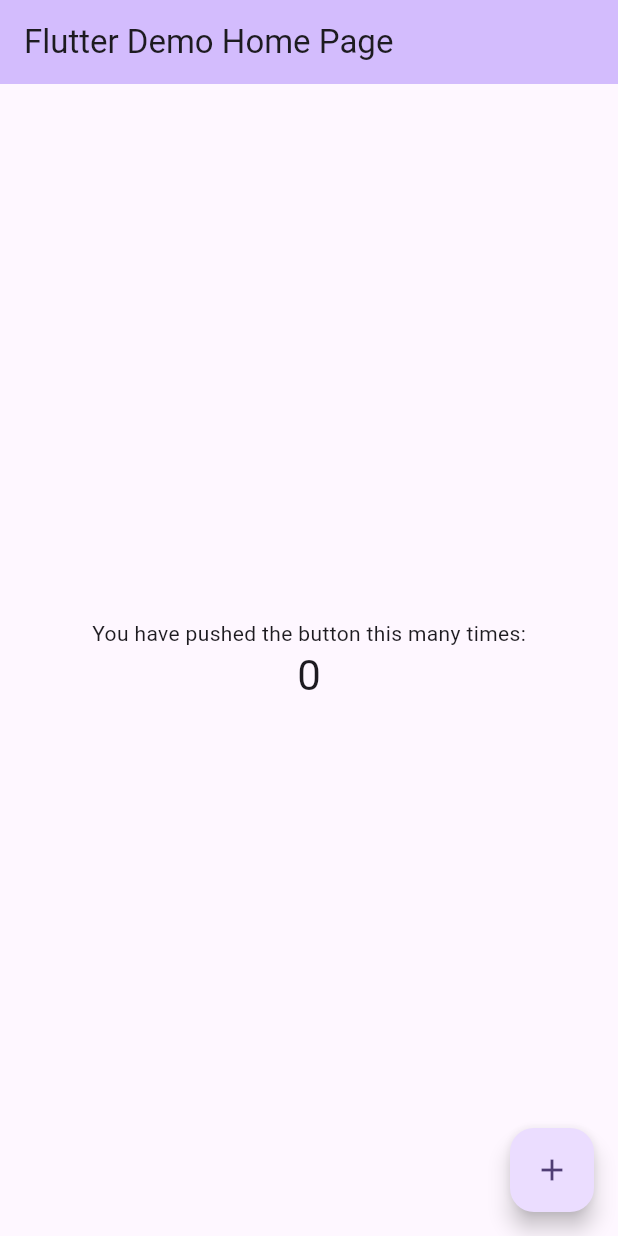
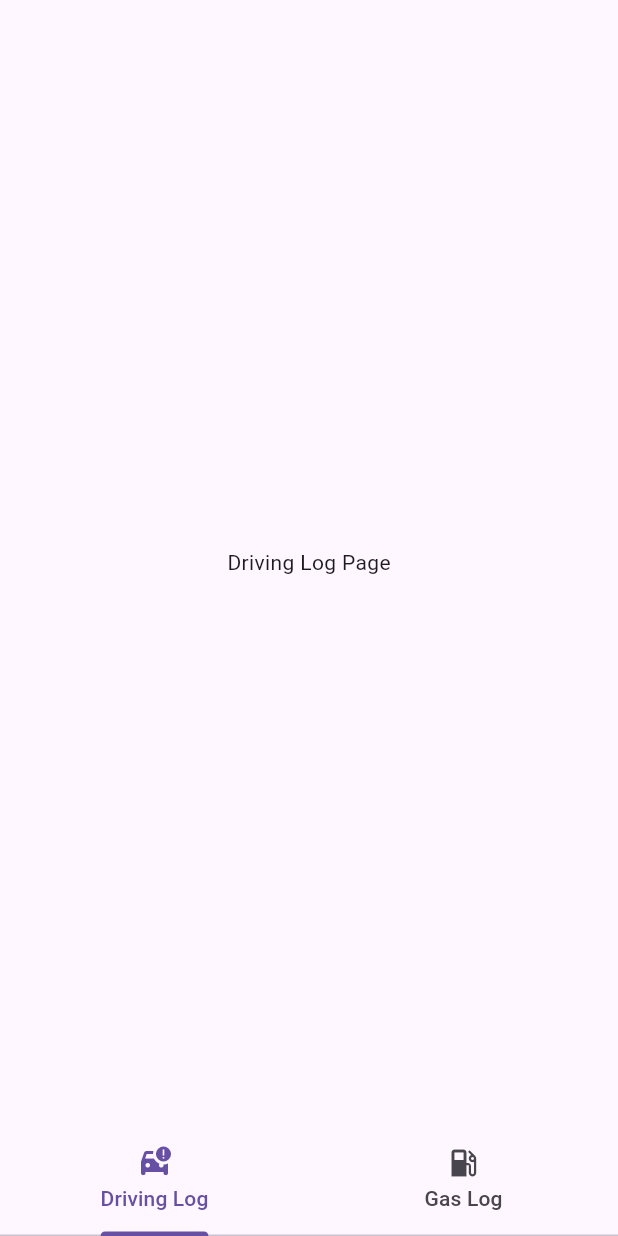
Before and after one commit to Eco-Gaming/DrivingBuddy, a Flutter app: the screen it shows after launch, on a phone screen of 412 x 824 dp. Run offline on Flutter 3.47's test engine with Material 3 defaults, Android fonts, the phone set to English and light mode, and no system bars; drawn by our look-alikes of dynamic_color; our stand-ins replace csv, drift, permission_handler, shared_preferences, sqlite3_flutter_libs; missing offline and left inert: sqlite3; accounts and stored records are empty; generated files the repository leaves out were written again; Roboto replaces fonts that are missing (Manrope).

```diff
--- /dev/null
+++ b/lib/driving_log_page.dart
@@ -0,0 +1,13 @@
+import 'package:flutter/material.dart';
+
+class DrivingLogPage extends StatelessWidget {
+  const DrivingLogPage({super.key});
+
+  @override
+  Widget build(BuildContext context) {
+
+    return const Center(
+        child: Text('Driving Log Page')
+    );
+  }
+}
--- a/lib/main.dart
+++ b/lib/main.dart
@@ -1,125 +1,95 @@
+import 'package:driving_buddy/driving_log_page.dart';
+import 'package:driving_buddy/gas_log_page.dart';
+import 'package:dynamic_color/dynamic_color.dart';
+import 'package:driving_buddy/database.dart';
+import 'package:driving_buddy/settings_state.dart';
 import 'package:flutter/material.dart';
+import 'package:flutter/services.dart';
+import 'package:provider/provider.dart';
 
-void main() {
-  runApp(const MyApp());
+late AppDatabase db;
+late MethodChannel android;
+
+Future<void> main() async {
+  WidgetsFlutterBinding.ensureInitialized();
+  db = AppDatabase();
+  android = const MethodChannel("me.eco_gaming.driving_buddy/android");
+
+  final settingsState = SettingsState();
+  await settingsState.init();
+
+  runApp(appProviders(settingsState));
 }
 
-class MyApp extends StatelessWidget {
-  const MyApp({super.key});
+Widget appProviders(SettingsState settingsState) => MultiProvider(
+  providers: [
+    ChangeNotifierProvider(create: (context) => settingsState),
+  ],
+  child: const App(),
+);
 
-  // This widget is the root of your application.
+class App extends StatelessWidget {
+  const App({super.key});
+
   @override
   Widget build(BuildContext context) {
-    return MaterialApp(
-      title: 'Flutter Demo',
-      theme: ThemeData(
-        // This is the theme of your application.
-        //
-        // TRY THIS: Try running your application with "flutter run". You'll see
-        // the application has a purple toolbar. Then, without quitting the app,
-        // try changing the seedColor in the colorScheme below to Colors.green
-        // and then invoke "hot reload" (save your changes or press the "hot
-        // reload" button in a Flutter-supported IDE, or press "r" if you used
-        // the command line to start the app).
-        //
-        // Notice that the counter didn't reset back to zero; the application
-        // state is not lost during the reload. To reset the state, use hot
-        // restart instead.
-        //
-        // This works for code too, not just values: Most code changes can be
-        // tested with just a hot reload.
-        colorScheme: ColorScheme.fromSeed(seedColor: Colors.deepPurple),
-        useMaterial3: true,
+    final settings = context.watch<SettingsState>();
+
+    final defaultTheme = ColorScheme.fromSeed(seedColor: Colors.deepPurple);
+    final defaultDark = ColorScheme.fromSeed(
+        seedColor: Colors.deepPurple, brightness: Brightness.dark);
+
+    return DynamicColorBuilder(
+      builder: (lightDynamic, darkDynamic) => MaterialApp(
+        title: 'DrivingBuddy',
+        theme: ThemeData(
+          colorScheme: settings.systemColors ? lightDynamic : defaultTheme,
+          fontFamily: 'Manrope',
+          useMaterial3: true,
+        ),
+        darkTheme: ThemeData(
+          colorScheme: settings.systemColors ? darkDynamic : defaultDark,
+          fontFamily: 'Manrope',
+          useMaterial3: true,
+        ),
+        themeMode: settings.themeMode,
+        home: const HomePage(),
       ),
-      home: const MyHomePage(title: 'Flutter Demo Home Page'),
     );
   }
 }
 
-class MyHomePage extends StatefulWidget {
-  const MyHomePage({super.key, required this.title});
-
-  // This widget is the home page of your application. It is stateful, meaning
-  // that it has a State object (defined below) that contains fields that affect
-  // how it looks.
-
-  // This class is the configuration for the state. It holds the values (in this
-  // case the title) provided by the parent (in this case the App widget) and
-  // used by the build method of the State. Fields in a Widget subclass are
-  // always marked "final".
-
-  final String title;
-
-  @override
-  State<MyHomePage> createState() => _MyHomePageState();
-}
-
-class _MyHomePageState extends State<MyHomePage> {
-  int _counter = 0;
-
-  void _incrementCounter() {
-    setState(() {
-      // This call to setState tells the Flutter framework that something has
-      // changed in this State, which causes it to rerun the build method below
-      // so that the display can reflect the updated values. If we changed
-      // _counter without calling setState(), then the build method would not be
-      // called again, and so nothing would appear to happen.
-      _counter++;
-    });
-  }
+class HomePage extends StatelessWidget {
+  const HomePage({super.key});
 
   @override
   Widget build(BuildContext context) {
-    // This method is rerun every time setState is called, for instance as done
-    // by the _incrementCounter method above.
-    //
-    // The Flutter framework has been optimized to make rerunning build methods
-    // fast, so that you can just rebuild anything that needs updating rather
-    // than having to individually change instances of widgets.
-    return Scaffold(
-      appBar: AppBar(
-        // TRY THIS: Try changing the color here to a specific color (to
-        // Colors.amber, perhaps?) and trigger a hot reload to see the AppBar
-        // change color while the other colors stay the same.
-        backgroundColor: Theme.of(context).colorScheme.inversePrimary,
-        // Here we take the value from the MyHomePage object that was created by
-        // the App.build method, and use it to set our appbar title.
-        title: Text(widget.title),
-      ),
-      body: Center(
-        // Center is a layout widget. It takes a single child and positions it
-        // in the middle of the parent.
-        child: Column(
-          // Column is also a layout widget. It takes a list of children and
-          // arranges them vertically. By default, it sizes itself to fit its
-          // children horizontally, and tries to be as tall as its parent.
-          //
-          // Column has various properties to control how it sizes itself and
-          // how it positions its children. Here we use mainAxisAlignment to
-          // center the children vertically; the main axis here is the vertical
-          // axis because Columns are vertical (the cross axis would be
-          // horizontal).
-          //
-          // TRY THIS: Invoke "debug painting" (choose the "Toggle Debug Paint"
-          // action in the IDE, or press "p" in the console), to see the
-          // wireframe for each widget.
-          mainAxisAlignment: MainAxisAlignment.center,
-          children: <Widget>[
-            const Text(
-              'You have pushed the button this many times:',
+    final settings = context.watch<SettingsState>();
+
+    return const DefaultTabController(
+      length: 2,
+      child: Scaffold(
+        body: SafeArea(
+          child: TabBarView(
+            children: [
+              DrivingLogPage(),
+              GasLogPage(),
+            ],
+          ),
+        ),
+        bottomNavigationBar: TabBar(
+          tabs: [
+            Tab(
+              icon: Icon(Icons.car_crash),
+              text: "Driving Log",
             ),
-            Text(
-              '$_counter',
-              style: Theme.of(context).textTheme.headlineMedium,
+            Tab(
+              icon: Icon(Icons.local_gas_station),
+              text: "Gas Log",
             ),
           ],
         ),
       ),
-      floatingActionButton: FloatingActionButton(
-        onPressed: _incrementCounter,
-        tooltip: 'Increment',
-        child: const Icon(Icons.add),
-      ), // This trailing comma makes auto-formatting nicer for build methods.
     );
   }
 }
```
Also changed, not shown: lib/database.dart (added, +62 -0 lines), lib/delete_records_button.dart (added, +101 -0 lines), lib/export_data.dart (added, +110 -0 lines), lib/gas_log_page.dart (added, +13 -0 lines), lib/settings_page.dart (added, +110 -0 lines), lib/settings_state.dart (added, +48 -0 lines), lib/utils.dart (added, +9 -0 lines), pubspec.yaml (+14 -0 lines), lib/database.g.dart (added), pubspec.lock.
